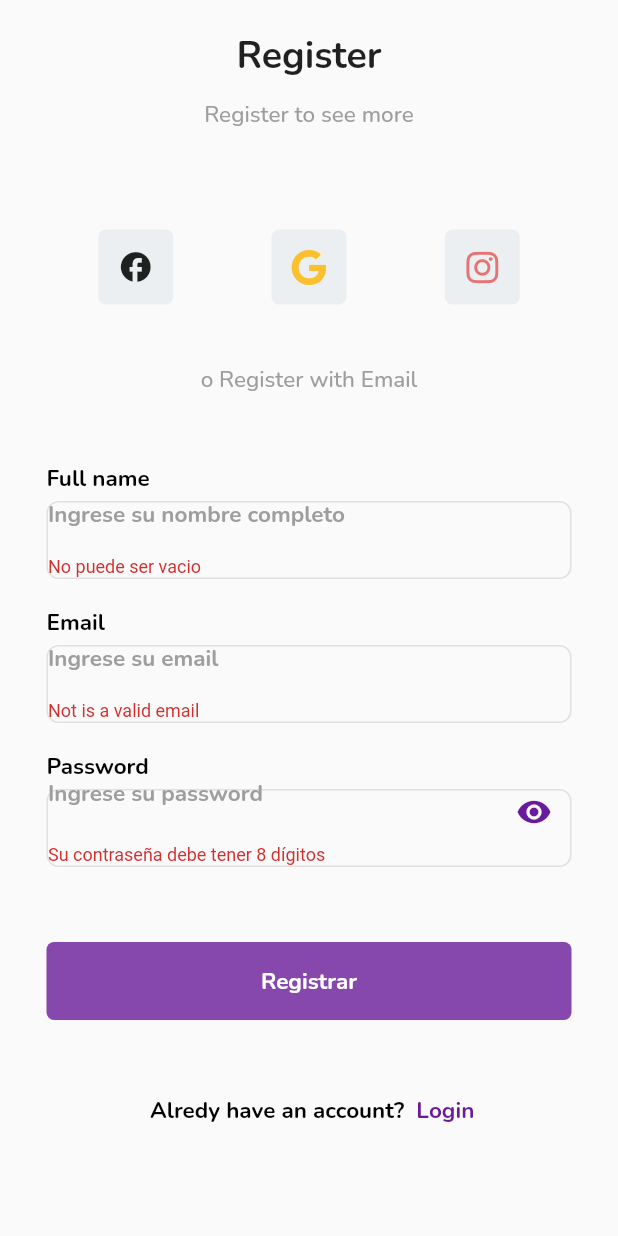
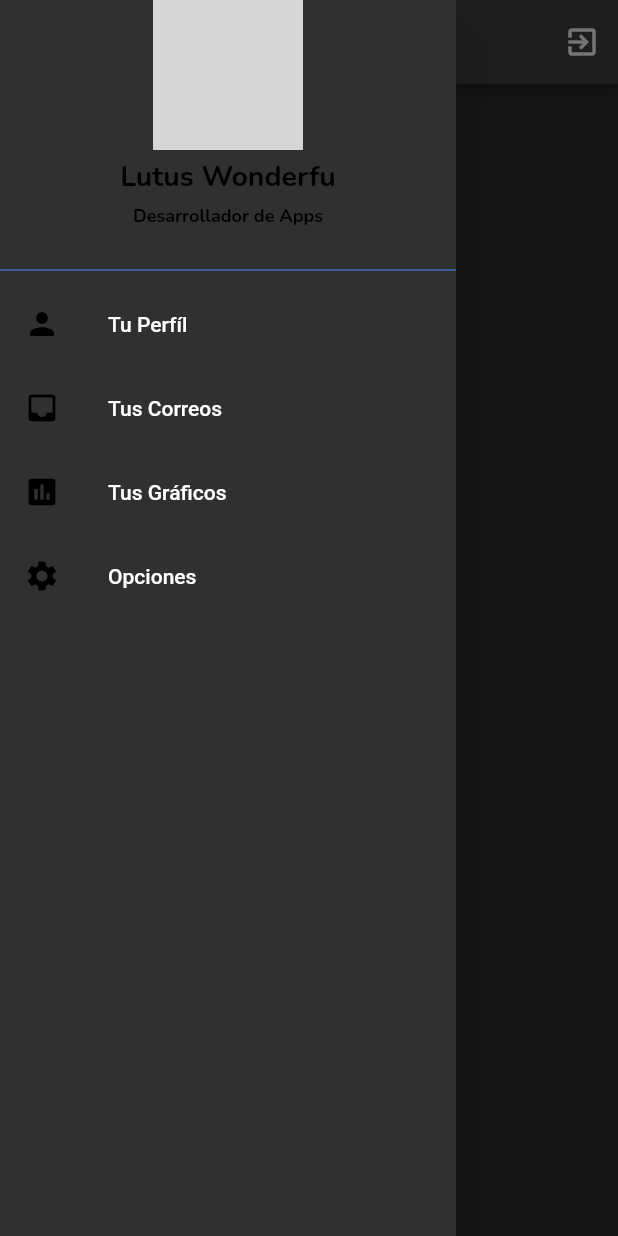
Before and after one commit to renzorosaz/certus_example1, a Flutter app: the screen it shows after launch, with the side drawer open (before the commit the screen has no drawer), on a phone screen of 412 x 824 dp. Run offline on Flutter 3.47's test engine with Material 2 defaults, Android fonts, the phone set to English and light mode, and no system bars; our stand-ins replace font_awesome_flutter, google_fonts, shared_preferences; network calls fail; grey boxes are pictures that could not be loaded.

Commit message:
updating provider

```diff
--- a/lib/home_page.dart
+++ b/lib/home_page.dart
@@ -2,8 +2,13 @@ import 'package:example1_flutter/register_screen.dart';
 import 'package:example1_flutter/utils/fonts.dart';
 import 'package:example1_flutter/widgets/buttons/button_alert.dart';
 import 'package:example1_flutter/widgets/buttons/button_alert_only_border.dart';
+import 'package:example1_flutter/widgets/buttons/buttons_list.dart';
+import 'package:example1_flutter/widgets/theme/theme.dart';
 import 'package:flutter/material.dart';
+import 'package:provider/provider.dart';
 import 'package:shared_preferences/shared_preferences.dart';
+
+import 'main_drawer.dart';
 
 class HomePage extends StatefulWidget {
   const HomePage({Key? key}) : super(key: key);
@@ -29,8 +34,17 @@ class _HomePageState extends State<HomePage> {
     print(fullname);
   }
 
+  dynamic navigateToRoute() {
+    return Navigator.pushAndRemoveUntil(
+        context,
+        MaterialPageRoute<void>(
+            builder: (BuildContext context) => RegisterScreen()),
+        (route) => false);
+  }
+
   @override
   Widget build(BuildContext context) {
+    final theme = Provider.of<ThemeChanger>(context);
     return Scaffold(
       appBar: AppBar(actions: [
         GestureDetector(
@@ -59,13 +73,7 @@ class _HomePageState extends State<HomePage> {
                             color: Colors.blueAccent,
                             onTap: () async {
                               //Navigator.pushAndRemoveUntil :  Permite navegar a un nuevo Screen y remover las anteriores
-
-                              Navigator.pushAndRemoveUntil(
-                                  context,
-                                  MaterialPageRoute<void>(
-                                      builder: (BuildContext context) =>
-                                          RegisterScreen()),
-                                  (route) => false);
+                              navigateToRoute();
                             },
                             text: "Aceptar",
                           ),
@@ -88,7 +96,18 @@ class _HomePageState extends State<HomePage> {
           ),
         )
       ], title: Text("Pantalla Principal")),
-      drawer: Drawer(),
+      drawer: Drawer(child: MainDrawer()),
+      body: ButtonsList(),
+      floatingActionButtonLocation:
+          FloatingActionButtonLocation.miniCenterDocked,
+      floatingActionButton: FloatingActionButton(
+        onPressed: () => theme.setTheme(ThemeData(
+            brightness: Brightness.dark,
+            primaryColor: Colors.black,
+            floatingActionButtonTheme:
+                FloatingActionButtonThemeData(backgroundColor: Colors.green))),
+        child: Icon(Icons.change_circle),
+      ),
     );
   }
 }
--- a/lib/main.dart
+++ b/lib/main.dart
@@ -1,14 +1,37 @@
+import 'package:example1_flutter/home_page.dart';
 import 'package:example1_flutter/register_screen.dart';
+import 'package:example1_flutter/widgets/theme/theme.dart';
 import 'package:flutter/material.dart';
+import 'package:provider/provider.dart';
 
 void main() => runApp(MyApp());
 
 class MyApp extends StatelessWidget {
   @override
   Widget build(BuildContext context) {
+    return ChangeNotifierProvider(
+        lazy: false,
+        //Listener
+        create: (_) => ThemeChanger(ThemeData.dark()),
+        child: MaterialAppWithTheme());
+  }
+}
+
+class MaterialAppWithTheme extends StatelessWidget {
+  const MaterialAppWithTheme({
+    Key? key,
+  }) : super(key: key);
+
+  @override
+  Widget build(BuildContext context) {
+    //declaramos una variable theme, asignado el valor de:
+    // los cambios que puedan existir al momento de usar la clase ThemeChanger
+    final theme = Provider.of<ThemeChanger>(context);
+
     return MaterialApp(
+      theme: theme.getTheme(),
       title: 'Material App',
-      home: RegisterScreen(),
+      home: HomePage(),
     );
   }
 }
--- /dev/null
+++ b/lib/main_drawer.dart
@@ -0,0 +1,53 @@
+import 'package:example1_flutter/profile_page.dart';
+import 'package:example1_flutter/utils/fonts.dart';
+import 'package:flutter/material.dart';
+
+class MainDrawer extends StatelessWidget {
+  const MainDrawer({Key? key}) : super(key: key);
+
+  @override
+  Widget build(BuildContext context) {
+    return SafeArea(
+      child: Column(
+        children: [
+          CircleAvatar(
+            radius: 50,
+            backgroundImage: NetworkImage(
+                "https://cdn.dribbble.com/users/5534/screenshots/14230133/media/e2f853f8232acad78bf143c32f2f3a04.jpg?compress=1&resize=1600x1200&vertical=top"),
+          ),
+          SizedBox(height: 5),
+          Text("Lutus Wonderfu",
+              style: APTextStyle(context).titleReferenceName),
+          SizedBox(height: 5),
+          Text("Desarrollador de Apps",
+              style:
+                  APTextStyle(context).titleHaveAcount.copyWith(fontSize: 12)),
+          SizedBox(height: 20),
+          Divider(
+            color: Colors.blueAccent,
+          ),
+          ListTile(
+            onTap: () {
+              Navigator.push(context,
+                  MaterialPageRoute(builder: (context) => ProfilePage()));
+            },
+            title: Text("Tu Perfíl"),
+            leading: Icon(Icons.person, color: Colors.black),
+          ),
+          ListTile(
+            title: Text("Tus Correos"),
+            leading: Icon(Icons.inbox, color: Colors.black),
+          ),
+          ListTile(
+            title: Text("Tus Gráficos"),
+            leading: Icon(Icons.assessment, color: Colors.black),
+          ),
+          ListTile(
+            title: Text("Opciones"),
+            leading: Icon(Icons.settings, color: Colors.black),
+          )
+        ],
+      ),
+    );
+  }
+}
--- /dev/null
+++ b/lib/profile_page.dart
@@ -0,0 +1,14 @@
+import 'package:flutter/material.dart';
+
+class ProfilePage extends StatelessWidget {
+  const ProfilePage({Key? key}) : super(key: key);
+
+  @override
+  Widget build(BuildContext context) {
+    return Scaffold(
+      appBar: AppBar(
+        title: Text("My Profile"),
+      ),
+    );
+  }
+}
--- /dev/null
+++ b/lib/widgets/buttons/buttons_list.dart
@@ -0,0 +1,25 @@
+import 'package:flutter/material.dart';
+import 'package:provider/provider.dart';
+
+import '../theme/theme.dart';
+
+class ButtonsList extends StatelessWidget {
+  const ButtonsList({Key? key}) : super(key: key);
+
+  @override
+  Widget build(BuildContext context) {
+    final theme = Provider.of<ThemeChanger>(context);
+    return Center(
+      child: Column(
+        children: [
+          TextButton(
+              onPressed: () => theme.setTheme(ThemeData.light()),
+              child: Text("Light Mode")),
+          TextButton(
+              onPressed: () => theme.setTheme(ThemeData.dark()),
+              child: Text("Dark Mode"))
+        ],
+      ),
+    );
+  }
+}
--- /dev/null
+++ b/lib/widgets/theme/theme.dart
@@ -0,0 +1,30 @@
+import 'package:flutter/material.dart';
+
+class ThemeChanger with ChangeNotifier {
+  //implements -> interfaces
+  // withe ->
+  //extends ->  class
+  ThemeData _themeData;
+  ThemeChanger(this._themeData);
+
+  getTheme() => _themeData;
+
+  setTheme(ThemeData theme) {
+    this._themeData = theme;
+    //método que notifica al WidgetPadre, el o los cambios realizados.
+    notifyListeners();
+  }
+  //aumentar productos
+
+  //disminuir productos
+
+}
+
+class Producto {
+  int? sku;
+  String? nombre;
+
+  Producto(this.sku, this.nombre);
+}
+
+//final product = Producto();
--- a/pubspec.yaml
+++ b/pubspec.yaml
@@ -31,6 +31,7 @@ dependencies:
   google_fonts: ^3.0.1
   font_awesome_flutter: ^10.3.0
   shared_preferences: ^2.0.15
+  provider: ^6.0.5
 dev_dependencies:
   flutter_test:
     sdk: flutter
```
Also changed, not shown: pubspec.lock.
